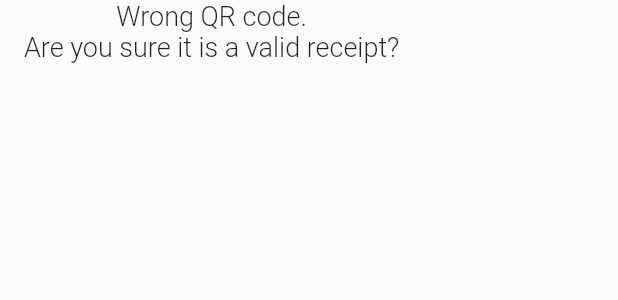
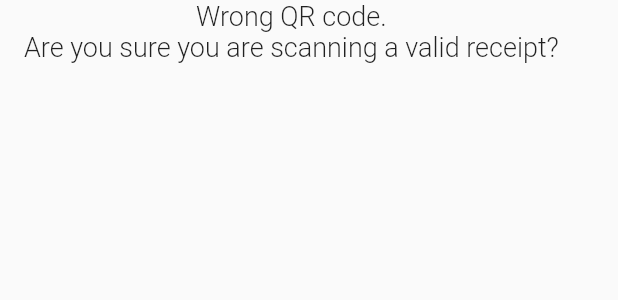
Before and after one commit to kukalajet/lekchange, a Flutter app: the BottomMessage widget shown alone on an empty page, opened directly, on a phone screen of 412 x 824 dp. Shown: the top 300 px of the screen. Run offline on Flutter 3.47's test engine with Material 2 defaults, Android fonts, the phone set to English and light mode, and no system bars; our stand-ins replace bloc, equatable, flutter_bloc, modal_bottom_sheet; missing offline and left inert: mobile_scanner; statements that could not run were skipped.

Commit message:
fix text

```diff
--- a/lib/widgets/scanner_modal_content.dart
+++ b/lib/widgets/scanner_modal_content.dart
@@ -167,7 +167,7 @@ class BottomMessage extends StatelessWidget {
         final formattedAmount = '$scannedAmount Lekë';
         final value = isValid
             ? formattedAmount
-            : "Wrong QR code.\nAre you sure it is a valid receipt?";
+            : "Wrong QR code.\nAre you sure you are scanning a valid receipt?";
 
         return Container(
           padding: const EdgeInsets.symmetric(horizontal: 16.0),
```
